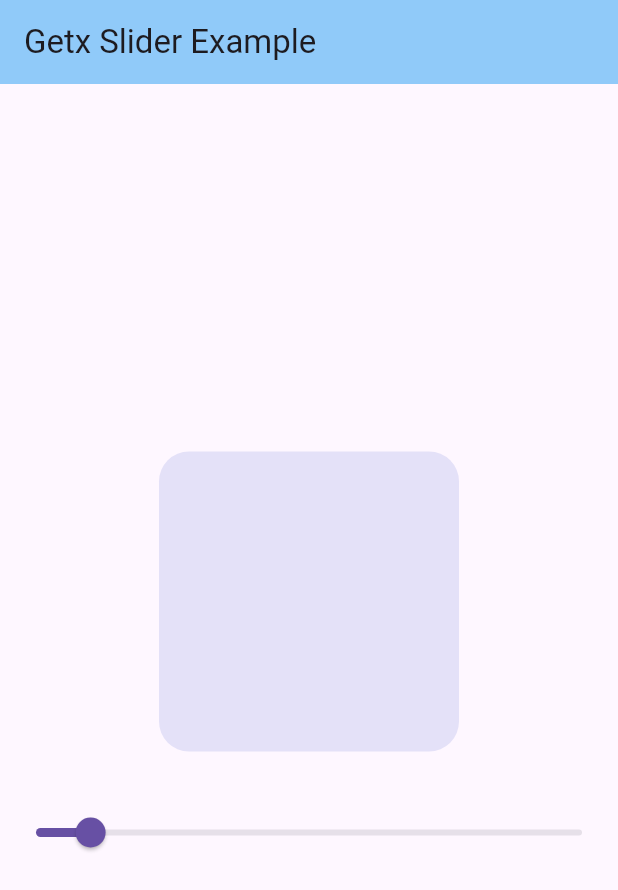
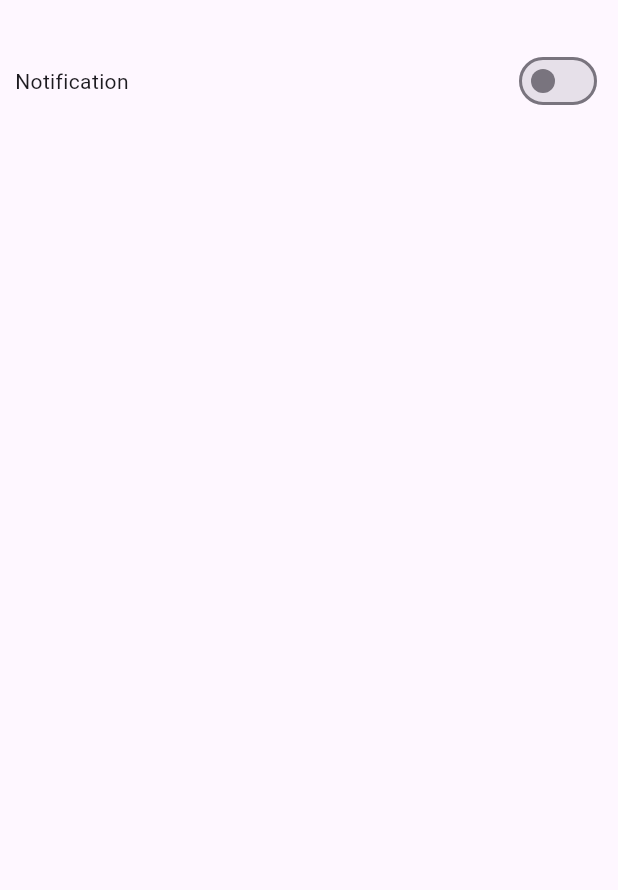
Before and after one commit to iam-talhaa/Getx_State_Managment, a Flutter app: the screen it shows after launch, on a phone screen of 412 x 824 dp. Shown: the top 890 px of the screen. Run offline on Flutter 3.47's test engine with Material 3 defaults, Android fonts, the light colour scheme and no system bars; our stand-ins replace get, image_picker.

Commit message:
Switch Controller via Getx

```diff
--- a/lib/Counter_controller.dart
+++ b/lib/Counter_controller.dart
@@ -16,3 +16,11 @@ class SliderController extends GetxController {
     myopacity.value = value;
   }
 }
+
+class Switchcontroller extends GetxController {
+  RxBool S_value = false.obs;
+
+  S_controller(value) {
+    S_value.value = value;
+  }
+}
--- /dev/null
+++ b/lib/SwitchController.dart
@@ -0,0 +1,9 @@
+import 'package:get/get.dart';
+
+class Switchcontroller extends GetxController {
+  RxBool S_value = false.obs;
+
+  S_controller(value) {
+    S_value.value = value;
+  }
+}
--- a/lib/main.dart
+++ b/lib/main.dart
@@ -1,8 +1,8 @@
 import 'package:flutter/material.dart';
 import 'package:get/get.dart';
-import 'package:getx_statemangment/Counter_example.dart';
+import 'package:getx_statemangment/Image_picker.dart';
 import 'package:getx_statemangment/SliderExample.dart';
-import 'package:getx_statemangment/homescree.dart';
+import 'package:getx_statemangment/switchExample.dart';
 
 void main() {
   runApp(MyApp());
@@ -20,7 +20,7 @@ class _MyAppState extends State<MyApp> {
   Widget build(BuildContext context) {
     return GetMaterialApp(
       debugShowCheckedModeBanner: false,
-      home: SliderExample(),
+      home: SwitchExample(),
     );
   }
 }
--- /dev/null
+++ b/lib/switchExample.dart
@@ -0,0 +1,44 @@
+import 'package:flutter/material.dart';
+import 'package:get/get.dart';
+import 'package:getx_statemangment/SwitchController.dart';
+
+class SwitchExample extends StatefulWidget {
+  const SwitchExample({super.key});
+
+  @override
+  State<SwitchExample> createState() => _SwitchExampleState();
+}
+
+class _SwitchExampleState extends State<SwitchExample> {
+  Switchcontroller mycontroller = Get.put(Switchcontroller());
+
+  @override
+  Widget build(BuildContext context) {
+    print("Switch TEXTING");
+    return Scaffold(
+      body: Padding(
+        padding: const EdgeInsets.symmetric(horizontal: 10),
+        child: Column(
+          children: [
+            SizedBox(
+              height: 30,
+            ),
+            Obx(() {
+              return Row(
+                mainAxisAlignment: MainAxisAlignment.spaceBetween,
+                children: [
+                  Text('Notification'),
+                  Switch(
+                      value: mycontroller.S_value.value,
+                      onChanged: (value) {
+                        mycontroller.S_controller(value);
+                      })
+                ],
+              );
+            })
+          ],
+        ),
+      ),
+    );
+  }
+}
--- a/pubspec.yaml
+++ b/pubspec.yaml
@@ -36,6 +36,7 @@ dependencies:
   # Use with the CupertinoIcons class for iOS style icons.
   cupertino_icons: ^1.0.6
   get: ^4.6.6
+  image_picker: ^1.1.2
 
 dev_dependencies:
   flutter_test:
```
Also changed, not shown: lib/Image_picker.dart (added, +44 -0 lines), lib/imageController.dart (added, +14 -0 lines), pubspec.lock, 6 other files.
